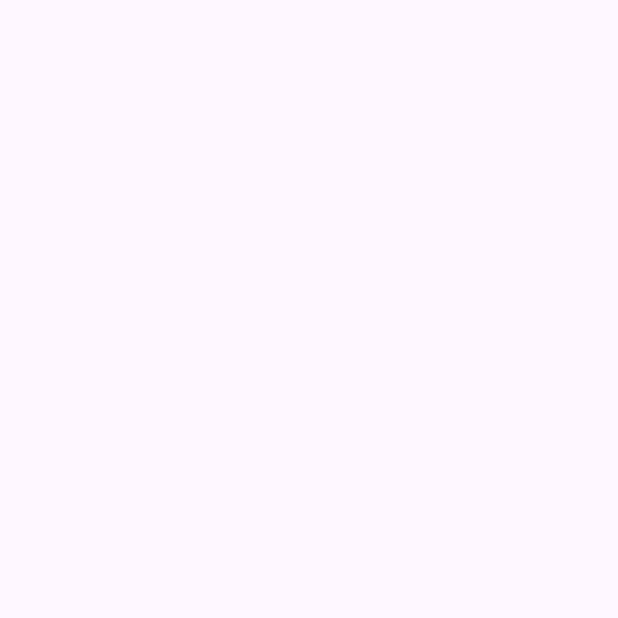
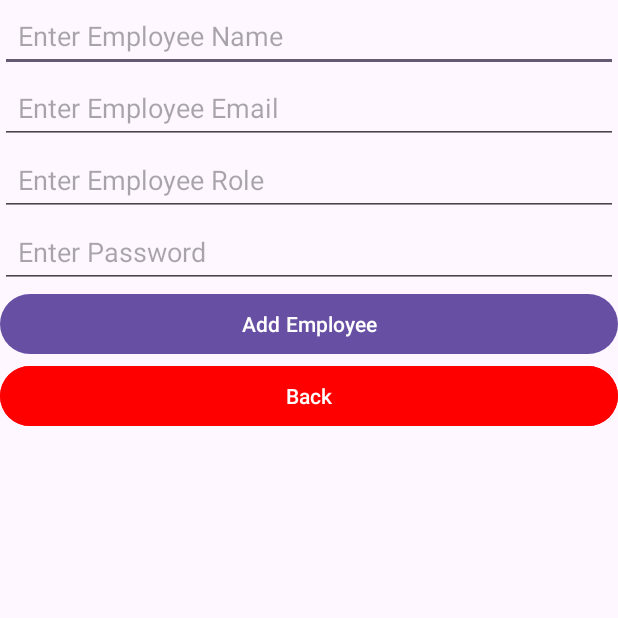
Before and after one commit to DanielBooysen/XBAD7319_POE, an Android app: the CreateEmp screen opened directly, with no data from a screen before it, on a phone screen of 412 x 824 dp, the top half of it. Before the commit the part shown is empty. Run offline under Robolectric (Android 15) with nearby library versions, the phone set to English and light mode, and no system bars; our stand-ins replace Firebase (no records; nobody signed in at launch, a user with empty details on screens opened directly).

Commit message:
Completed the Add Employee feature

```diff
--- a/app/src/main/java/com/example/xbcad7319/CreateEmp.kt
+++ b/app/src/main/java/com/example/xbcad7319/CreateEmp.kt
@@ -1,12 +1,21 @@
 package com.example.xbcad7319
 
+import android.content.Intent
 import android.os.Bundle
+import android.widget.Button
+import android.widget.EditText
+import android.widget.Toast
 import androidx.activity.enableEdgeToEdge
 import androidx.appcompat.app.AppCompatActivity
 import androidx.core.view.ViewCompat
 import androidx.core.view.WindowInsetsCompat
+import com.google.firebase.auth.FirebaseAuth
+import com.google.firebase.firestore.FirebaseFirestore
 
 class CreateEmp : AppCompatActivity() {
+    private lateinit var firestoreDatabase: FirebaseFirestore
+    private lateinit var auth: FirebaseAuth
+
     override fun onCreate(savedInstanceState: Bundle?) {
         super.onCreate(savedInstanceState)
         enableEdgeToEdge()
@@ -16,5 +25,72 @@ class CreateEmp : AppCompatActivity() {
             v.setPadding(systemBars.left, systemBars.top, systemBars.right, systemBars.bottom)
             insets
         }
+
+        // Initialize Firestore and Firebase Authentication
+        firestoreDatabase = FirebaseFirestore.getInstance()
+        auth = FirebaseAuth.getInstance()
+
+        // Initialize UI elements
+        val empNameInput: EditText = findViewById(R.id.emp_name_input)
+        val empEmailInput: EditText = findViewById(R.id.emp_email_input)
+        val empRoleInput: EditText = findViewById(R.id.emp_role_input)
+        val empPasswordInput: EditText = findViewById(R.id.emp_password_input)
+        val addEmployeeButton: Button = findViewById(R.id.add_employee_button)
+        val backButton: Button = findViewById(R.id.back_button)
+
+        // Add Employee Button logic
+        addEmployeeButton.setOnClickListener {
+            val empName = empNameInput.text.toString().trim()
+            val empEmail = empEmailInput.text.toString().trim()
+            val empRole = empRoleInput.text.toString().trim()
+            val empPassword = empPasswordInput.text.toString().trim()
+
+            if (empName.isEmpty() || empEmail.isEmpty() || empRole.isEmpty() || empPassword.isEmpty()) {
+                Toast.makeText(this, "All fields are required", Toast.LENGTH_SHORT).show()
+                return@setOnClickListener
+            }
+
+            if (empPassword.length < 6) {
+                Toast.makeText(this, "Password must be at least 6 characters", Toast.LENGTH_SHORT).show()
+                return@setOnClickListener
+            }
+
+            // Create the employee in Firebase Authentication
+            auth.createUserWithEmailAndPassword(empEmail, empPassword)
+                .addOnCompleteListener(this) { task ->
+                    if (task.isSuccessful) {
+                        // Get the user ID from Firebase Authentication
+                        val userId = auth.currentUser?.uid
+
+                        // Store the additional employee information in Firestore
+                        if (userId != null) {
+                            val employee = hashMapOf(
+                                "name" to empName,
+                                "email" to empEmail,
+                                "role" to empRole
+                            )
+
+                            firestoreDatabase.collection("Users").document(userId)
+                                .set(employee)
+                                .addOnSuccessListener {
+                                    Toast.makeText(this, "Employee added successfully", Toast.LENGTH_SHORT).show()
+                                }
+                                .addOnFailureListener { e ->
+                                    Toast.makeText(this, "Error adding employee: ${e.message}", Toast.LENGTH_SHORT).show()
+                                }
+                        }
+                    } else {
+                        // Handle error during user creation in Firebase Authentication
+                        Toast.makeText(this, "Failed to create employee: ${task.exception?.message}", Toast.LENGTH_SHORT).show()
+                    }
+                }
+        }
+
+        // Back Button logic
+        backButton.setOnClickListener {
+            val intent = Intent(this, AdminDash::class.java)
+            startActivity(intent)
+            finish()
+        }
     }
 }
--- a/app/src/main/res/layout/activity_create_emp.xml
+++ b/app/src/main/res/layout/activity_create_emp.xml
@@ -5,6 +5,81 @@
     android:id="@+id/main"
     android:layout_width="match_parent"
     android:layout_height="match_parent"
+    android:padding="16dp"
     tools:context=".CreateEmp">
 
+    <!-- Employee Name Input -->
+    <EditText
+        android:id="@+id/emp_name_input"
+        android:layout_width="match_parent"
+        android:layout_height="48dp"
+        android:hint="Enter Employee Name"
+        android:inputType="textPersonName"
+        android:padding="12dp"
+        android:layout_marginBottom="16dp"
+        app:layout_constraintTop_toTopOf="parent"
+        app:layout_constraintStart_toStartOf="parent"
+        app:layout_constraintEnd_toEndOf="parent" />
+
+    <!-- Employee Email Input -->
+    <EditText
+        android:id="@+id/emp_email_input"
+        android:layout_width="match_parent"
+        android:layout_height="48dp"
+        android:hint="Enter Employee Email"
+        android:inputType="textEmailAddress"
+        android:padding="12dp"
+        android:layout_marginBottom="16dp"
+        app:layout_constraintTop_toBottomOf="@id/emp_name_input"
+        app:layout_constraintStart_toStartOf="parent"
+        app:layout_constraintEnd_toEndOf="parent" />
+
+    <!-- Employee Role Input -->
+    <EditText
+        android:id="@+id/emp_role_input"
+        android:layout_width="match_parent"
+        android:layout_height="48dp"
+        android:hint="Enter Employee Role"
+        android:padding="12dp"
+        android:layout_marginBottom="16dp"
+        app:layout_constraintTop_toBottomOf="@id/emp_email_input"
+        app:layout_constraintStart_toStartOf="parent"
+        app:layout_constraintEnd_toEndOf="parent" />
+
+    <!-- Employee Password Input -->
+    <EditText
+        android:id="@+id/emp_password_input"
+        android:layout_width="match_parent"
+        android:layout_height="48dp"
+        android:hint="Enter Password"
+        android:inputType="textPassword"
+        android:padding="12dp"
+        android:layout_marginBottom="16dp"
+        app:layout_constraintTop_toBottomOf="@id/emp_role_input"
+        app:layout_constraintStart_toStartOf="parent"
+        app:layout_constraintEnd_toEndOf="parent" />
+
+    <!-- Add Employee Button -->
+    <Button
+        android:id="@+id/add_employee_button"
+        android:layout_width="match_parent"
+        android:layout_height="wrap_content"
+        android:text="Add Employee"
+        android:layout_marginBottom="16dp"
+        app:layout_constraintTop_toBottomOf="@id/emp_password_input"
+        app:layout_constraintStart_toStartOf="parent"
+        app:layout_constraintEnd_toEndOf="parent" />
+
+    <!-- Back Button -->
+    <Button
+        android:id="@+id/back_button"
+        android:layout_width="match_parent"
+        android:layout_height="wrap_content"
+        android:text="Back"
+        android:backgroundTint="#FF0000"
+        android:textColor="#FFFFFF"
+        app:layout_constraintTop_toBottomOf="@id/add_employee_button"
+        app:layout_constraintStart_toStartOf="parent"
+        app:layout_constraintEnd_toEndOf="parent" />
+
 </androidx.constraintlayout.widget.ConstraintLayout>
```
